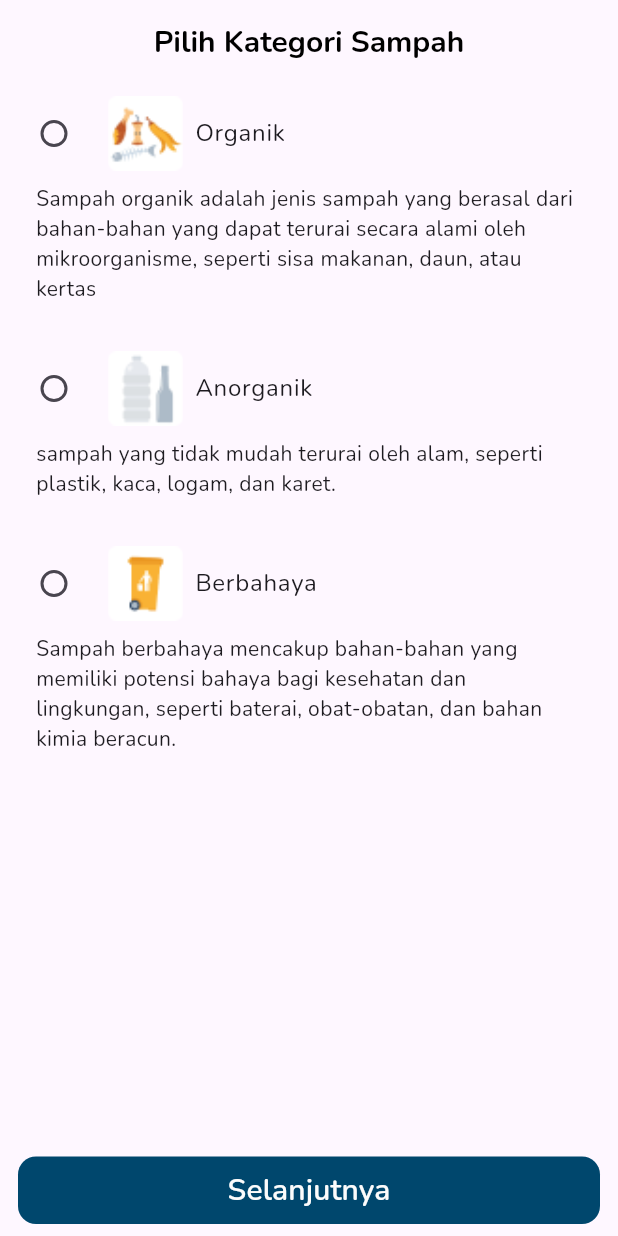
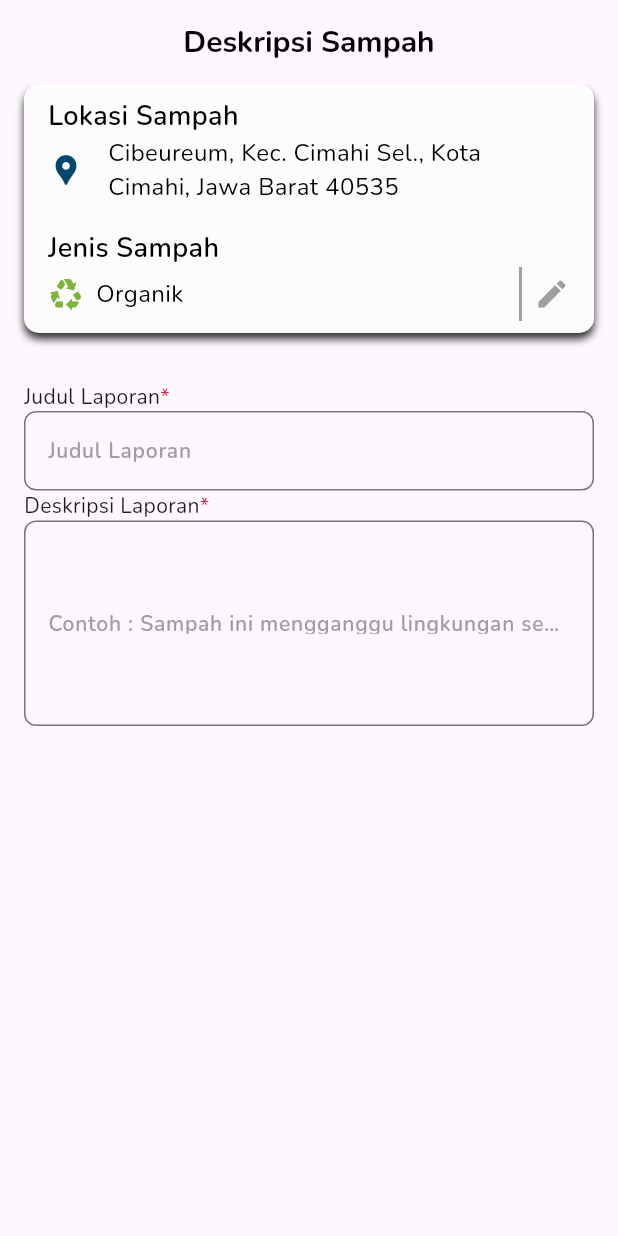
Before and after one commit to RECYTHNG/flutter_recything, a Flutter app: the screen it shows after launch, on a phone screen of 412 x 824 dp. Run offline on Flutter 3.47's test engine with Material 3 defaults, Android fonts, the phone set to English and light mode, and no system bars; our stand-ins replace flutter_svg, image_picker, permission_handler; missing offline and left inert: photo_manager.

Commit message:
feat: add rubish type and desc rubbish screen

```diff
--- a/recything_application/lib/main.dart
+++ b/recything_application/lib/main.dart
@@ -2,7 +2,8 @@ import 'package:flutter/material.dart';
 import 'package:recything_application/constants/app_theme_constant.dart';
 import 'package:recything_application/screens/article/article_screen.dart';
 import 'package:recything_application/screens/edit_profile/edit_profile_screen.dart';
-import 'package:recything_application/screens/report_rubbish/pick_trash_screen.dart';
+import 'package:recything_application/screens/report_rubbish/pick_rubbish_type_screen.dart';
+import 'package:recything_application/screens/report_rubbish/rubbish_desc_screen.dart';
 
 void main() {
   runApp(const MyApp());
@@ -16,7 +17,7 @@ class MyApp extends StatelessWidget {
     return MaterialApp(
       theme: AppThemeConstant.appTheme,
       debugShowCheckedModeBanner: false,
-      home: const PickTrashScreen(),
+      home: const RubbishDescScreen(),
     );
   }
 }
--- a/recything_application/lib/screens/report_rubbish/pick_trash_screen.dart
+++ b/recything_application/lib/screens/report_rubbish/pick_rubbish_type_screen.dart
@@ -3,14 +3,14 @@ import 'package:recything_application/constants/color_constant.dart';
 import 'package:recything_application/constants/spacing_constant.dart';
 import 'package:recything_application/constants/text_style_constant.dart';
 
-class PickTrashScreen extends StatefulWidget {
-  const PickTrashScreen({super.key});
+class PickRubbishTypeScreen extends StatefulWidget {
+  const PickRubbishTypeScreen({super.key});
 
   @override
-  State<PickTrashScreen> createState() => _PickTrashScreenState();
+  State<PickRubbishTypeScreen> createState() => _PickRubbishTypeScreenState();
 }
 
-class _PickTrashScreenState extends State<PickTrashScreen> {
+class _PickRubbishTypeScreenState extends State<PickRubbishTypeScreen> {
   List<Map<String, String>> listSampah = [
     {
       'name': 'Organik',
--- /dev/null
+++ b/recything_application/lib/screens/report_rubbish/rubbish_desc_screen.dart
@@ -0,0 +1,148 @@
+import 'package:flutter/material.dart';
+import 'package:recything_application/constants/color_constant.dart';
+import 'package:recything_application/constants/spacing_constant.dart';
+import 'package:recything_application/constants/text_style_constant.dart';
+import 'package:recything_application/widgets/global_text_field_custom_widget.dart';
+
+class RubbishDescScreen extends StatefulWidget {
+  const RubbishDescScreen({super.key});
+
+  @override
+  State<RubbishDescScreen> createState() => _RubbishDescScreenState();
+}
+
+class _RubbishDescScreenState extends State<RubbishDescScreen> {
+  @override
+  Widget build(BuildContext context) {
+    return Scaffold(
+      appBar: AppBar(
+        title: Text(
+          'Deskripsi Sampah',
+          style: TextStyleConstant.boldHeading4,
+        ),
+        centerTitle: true,
+      ),
+      body: Padding(
+        padding: const EdgeInsets.symmetric(horizontal: 16),
+        child: Column(
+          crossAxisAlignment: CrossAxisAlignment.start,
+          children: [
+            Container(
+              padding: EdgeInsets.symmetric(
+                horizontal: 16,
+                vertical: 8,
+              ),
+              decoration: BoxDecoration(
+                borderRadius: BorderRadius.circular(10),
+                color: ColorConstant.netralColor50,
+                boxShadow: [
+                  BoxShadow(
+                    color: ColorConstant.netralColor900,
+                    offset: Offset(0, 4),
+                    blurRadius: 4,
+                  ),
+                ],
+              ),
+              child: Column(
+                crossAxisAlignment: CrossAxisAlignment.start,
+                children: [
+                  Text(
+                    'Lokasi Sampah',
+                    style: TextStyleConstant.semiboldTitle,
+                  ),
+                  Row(
+                    children: [
+                      Icon(
+                        Icons.location_pin,
+                        color: ColorConstant.primaryColor500,
+                      ),
+                      SpacingConstant.horizontalSpacing200,
+                      Flexible(
+                        child: Text(
+                          'Cibeureum, Kec. Cimahi Sel., Kota Cimahi, Jawa Barat 40535',
+                          softWrap: true,
+                          style: TextStyleConstant.regularSubtitle,
+                        ),
+                      ),
+                    ],
+                  ),
+                  SpacingConstant.verticalSpacing200,
+                  Text(
+                    'Jenis Sampah',
+                    style: TextStyleConstant.semiboldTitle,
+                  ),
+                  Row(
+                    mainAxisAlignment: MainAxisAlignment.spaceBetween,
+                    children: [
+                      Row(
+                        children: [
+                          Icon(
+                            Icons.recycling,
+                            color: ColorConstant.secondaryColor500,
+                          ),
+                          SpacingConstant.horizontalSpacing100,
+                          Text(
+                            'Organik',
+                            style: TextStyleConstant.regularSubtitle,
+                          ),
+                        ],
+                      ),
+                      Row(
+                        children: [
+                          Container(
+                            width: 2,
+                            height: 36,
+                            color: ColorConstant.netralColor600,
+                          ),
+                          SpacingConstant.horizontalSpacing100,
+                          Icon(
+                            Icons.edit,
+                            color: ColorConstant.netralColor600,
+                          ),
+                        ],
+                      )
+                    ],
+                  )
+                ],
+              ),
+            ),
+            SpacingConstant.verticalSpacing400,
+            Row(
+              children: [
+                Text('Judul Laporan'),
+                Text(
+                  '*',
+                  style: TextStyle(
+                    color: ColorConstant.dangerColor500,
+                  ),
+                ),
+              ],
+            ),
+            CustomTextFieldWidget(
+              label: 'Judul Laporan',
+              hint: 'Contoh: Sampah Pinggir Jalan',
+              isFloatingLabel: false,
+            ),
+            Row(
+              children: [
+                Text('Deskripsi Laporan'),
+                Text(
+                  '*',
+                  style: TextStyle(
+                    color: ColorConstant.dangerColor500,
+                  ),
+                ),
+              ],
+            ),
+            CustomTextFieldWidget(
+              label: 'Contoh : Sampah ini mengganggu lingkungan sekitar',
+              hint: 'Laporan',
+              isFloatingLabel: false,
+              isTextArea: true,
+            )
+          ],
+        ),
+      ),
+    );
+  }
+}
--- a/recything_application/lib/widgets/global_text_field_custom_widget.dart
+++ b/recything_application/lib/widgets/global_text_field_custom_widget.dart
@@ -26,6 +26,7 @@ class CustomTextFieldWidget extends StatelessWidget {
   final IconButton? suffixIconButton;
   final bool obscureText;
   final bool isTextArea;
+  final bool isFloatingLabel;
 
   const CustomTextFieldWidget({
     super.key,
@@ -51,6 +52,7 @@ class CustomTextFieldWidget extends StatelessWidget {
     this.suffixIconButton,
     this.obscureText = false,
     this.isTextArea = false,
+    this.isFloatingLabel = true,
   });
 
   @override
@@ -92,7 +94,9 @@ class CustomTextFieldWidget extends StatelessWidget {
         ),
         //label
         labelText: label,
-        floatingLabelBehavior: FloatingLabelBehavior.always,
+        floatingLabelBehavior: isFloatingLabel
+            ? FloatingLabelBehavior.always
+            : FloatingLabelBehavior.never,
         floatingLabelStyle: TextStyleConstant.semiboldCaption.copyWith(
           color: floatingLabelColor ?? ColorConstant.primaryColor500,
           fontWeight: labelFontWeight ?? FontWeight.w600,
```
Also changed, not shown: recything_application/lib/screens/report_rubbish/pick_rubbish_location_screen.dart (added).
